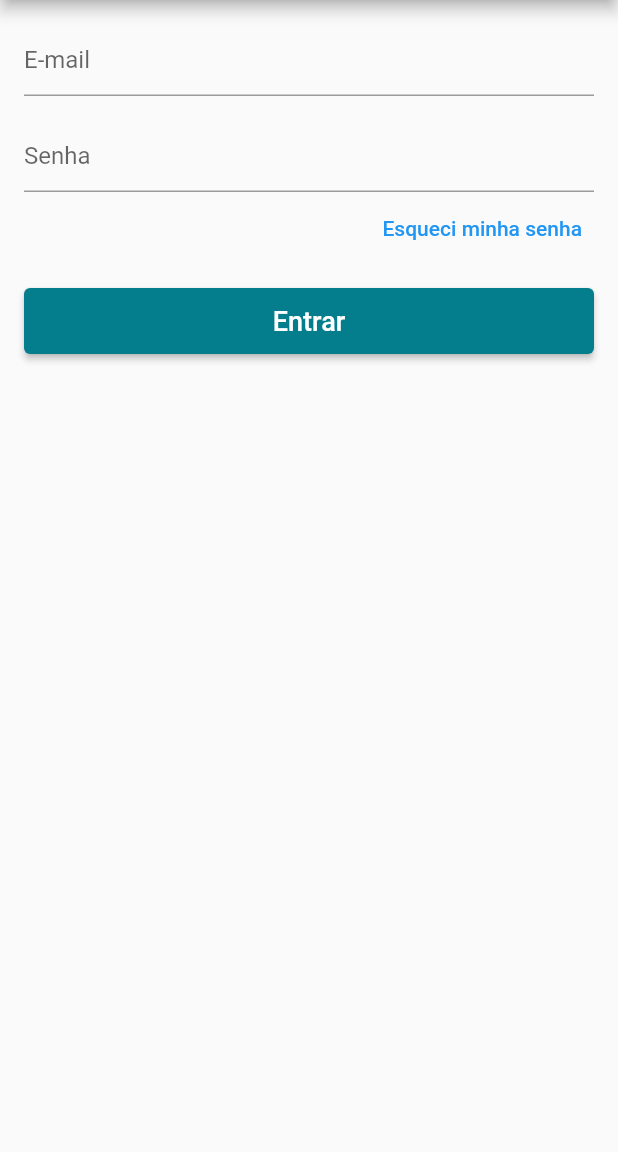
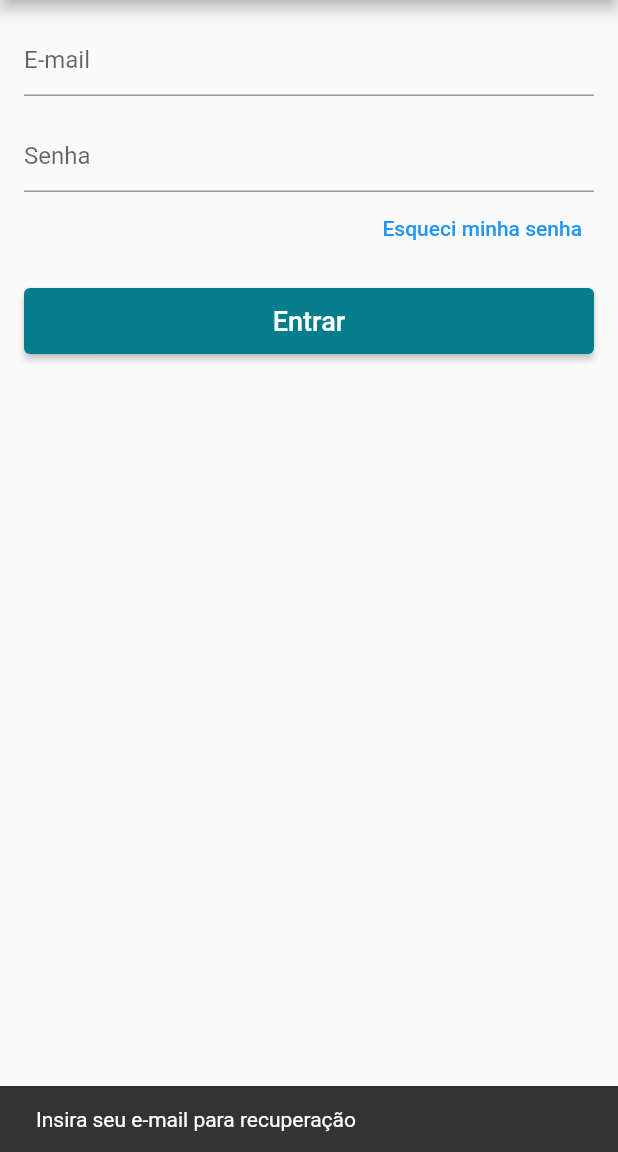
Before and after one commit to AlexandreMilitao/loja_online, a Flutter app: the LoginScreen screen opened directly, after a tap on "Esqueci minha senha", on a phone screen of 412 x 824 dp, the part 84-1236 px from its top. Run offline on Flutter 3.47's test engine with Material 2 defaults, Android fonts, the phone set to English and light mode, and no system bars; our stand-ins replace carousel_slider, cloud_firestore, firebase_auth, firebase_core, transparent_image; accounts and stored records are empty.

Commit message:
ajuste_login_e_criacao_cart_product

```diff
--- a/lib/screens/login_screen.dart
+++ b/lib/screens/login_screen.dart
@@ -80,7 +80,20 @@ class _LoginScreenState extends State<LoginScreen> {
                 Align(
                   alignment: Alignment.centerRight,
                   child: TextButton(
-                    onPressed: () {},
+                    onPressed: () {
+                      if (_emailController.text.isEmpty) {
+                        ScaffoldMessenger.of(context).showSnackBar(
+                            const SnackBar(
+                                content: Text(
+                                    "Insira seu e-mail para recuperação")));
+                      } else {
+                        model.recoverPass(_emailController.text);
+                        ScaffoldMessenger.of(context).showSnackBar(
+                            const SnackBar(
+                                content: Text('Confira seu e-mail')));
+                      }
+                      ;
+                    },
                     child: const Text(
                       "Esqueci minha senha",
                       textAlign: TextAlign.right,
--- a/lib/widgets/custom_drawer.dart
+++ b/lib/widgets/custom_drawer.dart
@@ -54,7 +54,7 @@ class CustomDrawer extends StatelessWidget {
                             crossAxisAlignment: CrossAxisAlignment.start,
                             children: <Widget>[
                               Text(
-                                "${!model.isLoggedIn() ? "" : model.userData["name"]}",
+                                "${!model.isLoggedIn() ? "Olá" : """Olá, ${model.userData["name"]}"""}   ",
                                 style: const TextStyle(
                                   fontSize: 18.0,
                                   fontWeight: FontWeight.bold,
--- a/pubspec.yaml
+++ b/pubspec.yaml
@@ -42,7 +42,7 @@ dependencies:
   transparent_image: ^2.0.0
   scoped_model: ^2.0.0-nullsafety.0
   path_provider: ^2.0.11
-  firebase_auth: ^3.3.20
+  firebase_auth: ^3.3.4
   url_launcher: ^6.1.3
   carousel_slider: ^4.0.0-nullsafety.0
 
```
Also changed, not shown: lib/datas/cart_product.dart (added, +30 -0 lines), lib/models/user_model.dart (+41 -12 lines).
